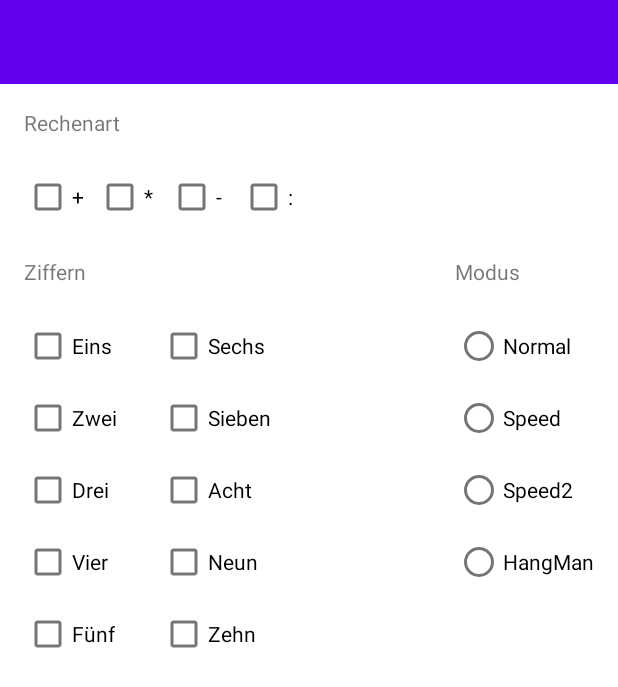
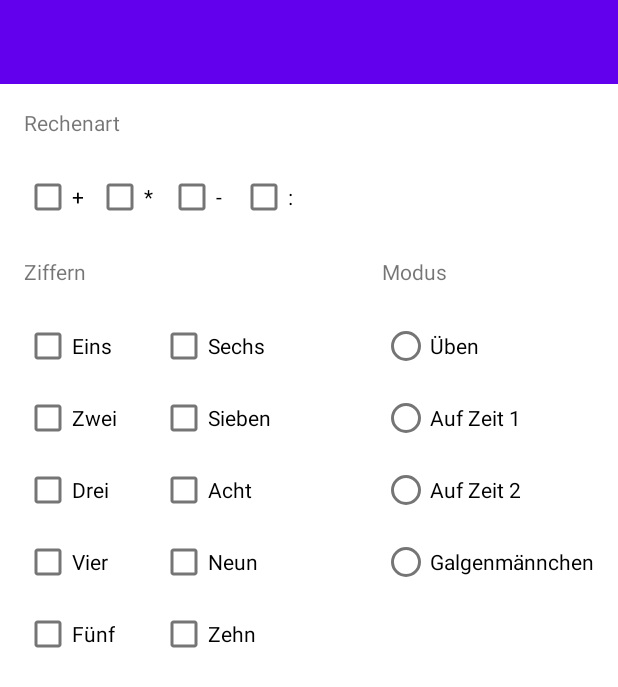
Before and after one commit to ikonix/Einmaleins, an Android app: the SettingsActivity screen opened directly, with no data from a screen before it, on a phone screen of 412 x 824 dp. Shown: the top 687 px of the screen. Run offline under Robolectric (Android 15) with nearby library versions, the phone set to English and light mode, and no system bars.

Commit message:
settings functions

```diff
--- a/app/src/main/res/layout/activity_settings.xml
+++ b/app/src/main/res/layout/activity_settings.xml
@@ -15,6 +15,7 @@
         android:layout_width="wrap_content"
         android:layout_height="wrap_content"
         android:text="@string/multiplication"
+        android:onClick="onOperationCheckboxClicked"
         app:layout_constraintStart_toEndOf="@+id/additionCheckBox"
         app:layout_constraintTop_toTopOf="@+id/additionCheckBox" />
 
@@ -23,6 +24,7 @@
         android:layout_width="wrap_content"
         android:layout_height="wrap_content"
         android:text="@string/subtraction"
+        android:onClick="onOperationCheckboxClicked"
         app:layout_constraintStart_toEndOf="@+id/multiplicationCheckBox"
         app:layout_constraintTop_toTopOf="@+id/multiplicationCheckBox" />
 
@@ -31,6 +33,7 @@
         android:layout_width="wrap_content"
         android:layout_height="wrap_content"
         android:text="@string/division"
+        android:onClick="onOperationCheckboxClicked"
         app:layout_constraintStart_toEndOf="@+id/subtractionCheckBox"
         app:layout_constraintTop_toTopOf="@+id/subtractionCheckBox" />
 
@@ -41,6 +44,7 @@
         android:layout_marginStart="16dp"
         android:layout_marginTop="16dp"
         android:text="@string/addition"
+        android:onClick="onOperationCheckboxClicked"
         app:layout_constraintStart_toStartOf="parent"
         app:layout_constraintTop_toBottomOf="@+id/operationTextView" />
 
@@ -50,6 +54,7 @@
         android:layout_height="wrap_content"
         android:layout_marginStart="32dp"
         android:text="@string/six"
+        android:onClick="onNumberCheckBoxClicked"
         app:layout_constraintStart_toEndOf="@+id/oneCheckBox"
         app:layout_constraintTop_toTopOf="@+id/oneCheckBox" />
 
@@ -58,6 +63,7 @@
         android:layout_width="wrap_content"
         android:layout_height="wrap_content"
         android:text="@string/two"
+        android:onClick="onNumberCheckBoxClicked"
         app:layout_constraintStart_toStartOf="@+id/oneCheckBox"
         app:layout_constraintTop_toBottomOf="@+id/oneCheckBox" />
 
@@ -66,6 +72,7 @@
         android:layout_width="wrap_content"
         android:layout_height="wrap_content"
         android:text="@string/four"
+        android:onClick="onNumberCheckBoxClicked"
         app:layout_constraintStart_toStartOf="@+id/threeCheckBox"
         app:layout_constraintTop_toBottomOf="@+id/threeCheckBox" />
 
@@ -76,6 +83,7 @@
         android:layout_marginStart="16dp"
         android:layout_marginTop="16dp"
         android:text="@string/one"
+        android:onClick="onNumberCheckBoxClicked"
         app:layout_constraintStart_toStartOf="parent"
         app:layout_constraintTop_toBottomOf="@+id/numbersTextView" />
 
@@ -84,6 +92,7 @@
         android:layout_width="wrap_content"
         android:layout_height="wrap_content"
         android:text="@string/seven"
+        android:onClick="onNumberCheckBoxClicked"
         app:layout_constraintStart_toStartOf="@+id/sixCheckBox"
         app:layout_constraintTop_toBottomOf="@+id/sixCheckBox" />
 
@@ -92,6 +101,7 @@
         android:layout_width="wrap_content"
         android:layout_height="wrap_content"
         android:text="@string/ten"
+        android:onClick="onNumberCheckBoxClicked"
         app:layout_constraintStart_toStartOf="@+id/nineCheckBox"
         app:layout_constraintTop_toBottomOf="@+id/nineCheckBox" />
 
@@ -100,6 +110,7 @@
         android:layout_width="wrap_content"
         android:layout_height="wrap_content"
         android:text="@string/eight"
+        android:onClick="onNumberCheckBoxClicked"
         app:layout_constraintStart_toStartOf="@+id/sevenCheckBox"
         app:layout_constraintTop_toBottomOf="@+id/sevenCheckBox" />
 
@@ -108,6 +119,7 @@
         android:layout_width="wrap_content"
         android:layout_height="wrap_content"
         android:text="@string/nine"
+        android:onClick="onNumberCheckBoxClicked"
         app:layout_constraintStart_toStartOf="@+id/eightCheckBox"
         app:layout_constraintTop_toBottomOf="@+id/eightCheckBox" />
 
@@ -116,6 +128,7 @@
         android:layout_width="wrap_content"
         android:layout_height="wrap_content"
         android:text="@string/three"
+        android:onClick="onNumberCheckBoxClicked"
         app:layout_constraintStart_toStartOf="@+id/twoCheckBox"
         app:layout_constraintTop_toBottomOf="@+id/twoCheckBox" />
 
@@ -124,6 +137,7 @@
         android:layout_width="wrap_content"
         android:layout_height="wrap_content"
         android:text="@string/five"
+        android:onClick="onNumberCheckBoxClicked"
         app:layout_constraintStart_toStartOf="@+id/fourCheckBox"
         app:layout_constraintTop_toBottomOf="@+id/fourCheckBox" />
 
@@ -137,34 +151,38 @@
         app:layout_constraintTop_toBottomOf="@+id/modeTextView">
 
         <RadioButton
-            android:id="@+id/radioButton"
+            android:id="@+id/practiceRadioButton"
             android:layout_width="wrap_content"
             android:layout_height="wrap_content"
-            android:text="Normal"
+            android:text="@string/practice"
+            android:onClick="onRadioButtonClicked"
             tools:layout_editor_absoluteX="97dp"
             tools:layout_editor_absoluteY="312dp" />
 
         <RadioButton
-            android:id="@+id/radioButton4"
+            android:id="@+id/speedOneRadioButton"
             android:layout_width="wrap_content"
             android:layout_height="wrap_content"
-            android:text="Speed"
+            android:text="@string/speedOne"
+            android:onClick="onRadioButtonClicked"
             tools:layout_editor_absoluteX="208dp"
             tools:layout_editor_absoluteY="360dp" />
 
         <RadioButton
-            android:id="@+id/radioButton2"
+            android:id="@+id/speedTwoRadioButton"
             android:layout_width="wrap_content"
             android:layout_height="wrap_content"
-            android:text="Speed2"
+            android:text="@string/speedTwo"
+            android:onClick="onRadioButtonClicked"
             tools:layout_editor_absoluteX="208dp"
             tools:layout_editor_absoluteY="312dp" />
 
         <RadioButton
-            android:id="@+id/radioButton3"
+            android:id="@+id/hangmanRadioButton"
             android:layout_width="wrap_content"
             android:layout_height="wrap_content"
-            android:text="HangMan"
+            android:text="@string/hangman"
+            android:onClick="onRadioButtonClicked"
             tools:layout_editor_absoluteX="97dp"
             tools:layout_editor_absoluteY="360dp" />
 
--- a/app/src/main/res/values/strings.xml
+++ b/app/src/main/res/values/strings.xml
@@ -45,5 +45,9 @@
     <string name="subtraction">-</string>
     <string name="multiplication">*</string>
     <string name="division">:</string>
+    <string name="practice">Üben</string>
+    <string name="speedOne">Auf Zeit 1</string>
+    <string name="speedTwo">Auf Zeit 2</string>
+    <string name="hangman">Galgenmännchen</string>
 
 </resources>
```
Also changed, not shown: app/src/main/java/com/hfad/einmaleins/SettingsActivity.java (+89 -11 lines).
